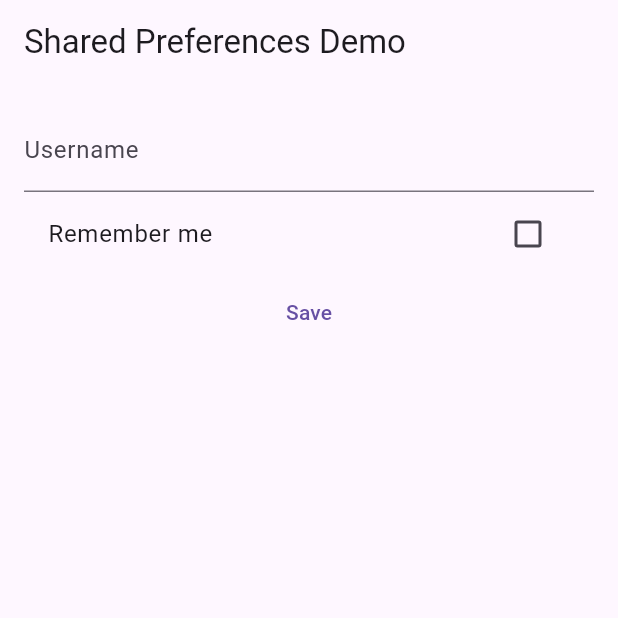
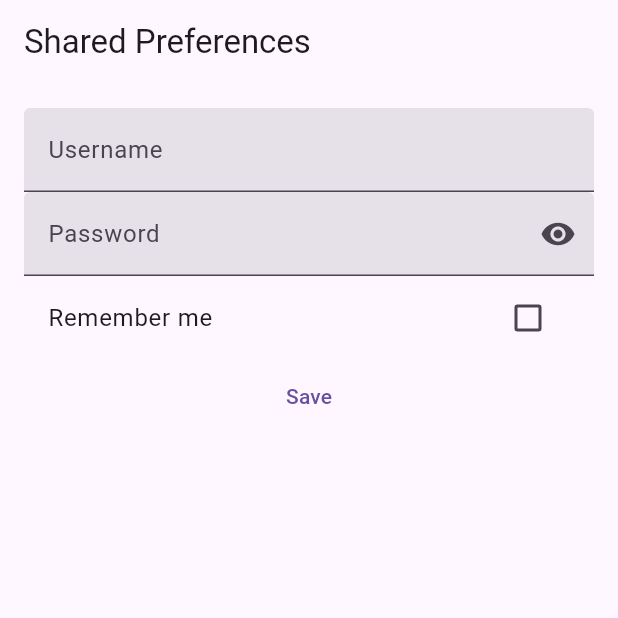
Before and after one commit to denizkant/shared_preferences_project, a Flutter app: the screen it shows after launch, on a phone screen of 412 x 824 dp, the top half of it. Run offline on Flutter 3.47's test engine with Material 3 defaults, Android fonts, the light colour scheme and no system bars; our stand-ins replace shared_preferences.

Commit message:
Added hide/show password and save username and password

```diff
--- a/lib/main.dart
+++ b/lib/main.dart
@@ -10,12 +10,16 @@ class MyApp extends StatefulWidget {
 
 class _MyAppState extends State<MyApp> {
   late TextEditingController _usernameController;
+  late TextEditingController _passwordController;
+  bool passwordVisible = false;
   late bool _rememberMe;
 
   @override
   void initState() {
     super.initState();
     _usernameController = TextEditingController();
+    _passwordController = TextEditingController();
+    passwordVisible = true;
     _loadPreferences();
   }
 
@@ -24,6 +28,7 @@ class _MyAppState extends State<MyApp> {
     final prefs = await SharedPreferences.getInstance();
     setState(() {
       _usernameController.text = prefs.getString('username') ?? '';
+      _passwordController.text = prefs.getString('password') ?? '';
       _rememberMe = prefs.getBool('rememberMe') ?? false;
     });
   }
@@ -33,7 +38,7 @@ class _MyAppState extends State<MyApp> {
     return MaterialApp(
       home: Scaffold(
         appBar: AppBar(
-          title: Text('Shared Preferences Demo'),
+          title: Text('Shared Preferences'),
         ),
         body: Padding(
           padding: const EdgeInsets.all(16.0),
@@ -44,11 +49,29 @@ class _MyAppState extends State<MyApp> {
                 decoration: InputDecoration(
                     labelText: 'Username',
                     hintText: 'Enter your username',
+                    filled: true),
+                onChanged: (value) {},
               ),
-                onChanged: (value) {
-                  // No need to setState for TextField because we are using a TextEditingController
-                  debugPrint('------$value');
+              TextField(
+                controller: _passwordController,
+                obscureText: passwordVisible,
+                decoration: InputDecoration(
+                    labelText: 'Password',
+                    hintText: '********',
+                    alignLabelWithHint: false,
+                    filled: true,
+                    suffixIcon: IconButton(
+                      onPressed: () {
+                        setState(
+                          () {
+                            passwordVisible = !passwordVisible;
                           },
+                        );
+                      },
+                      icon: Icon(passwordVisible
+                          ? Icons.visibility
+                          : Icons.visibility_off),
+                    )),
               ),
               CheckboxListTile(
                 title: Text('Remember me'),
@@ -62,9 +85,12 @@ class _MyAppState extends State<MyApp> {
               TextButton(
                 child: Text('Save'),
                 onPressed: () async {
+                  if (_rememberMe) {
                     final prefs = await SharedPreferences.getInstance();
                     prefs.setString('username', _usernameController.text);
+                    prefs.setString('password', _passwordController.text);
                     prefs.setBool('rememberMe', _rememberMe);
+                  }
                 },
               ),
             ],
```
Lines whose indentation alone changed are shown as unchanged.
